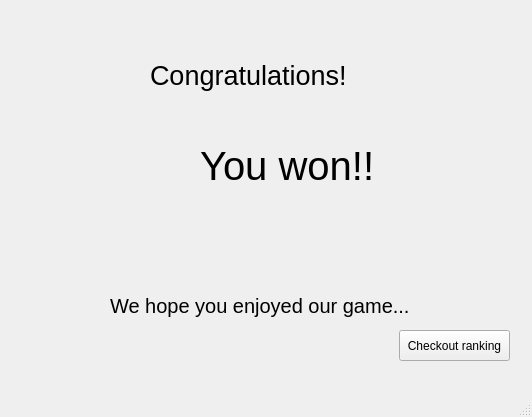
Above: client/winning_screen.ui from Merok23/TPG-Taller-Left4dead-Grupo1 before the change. Below: the same form after it.
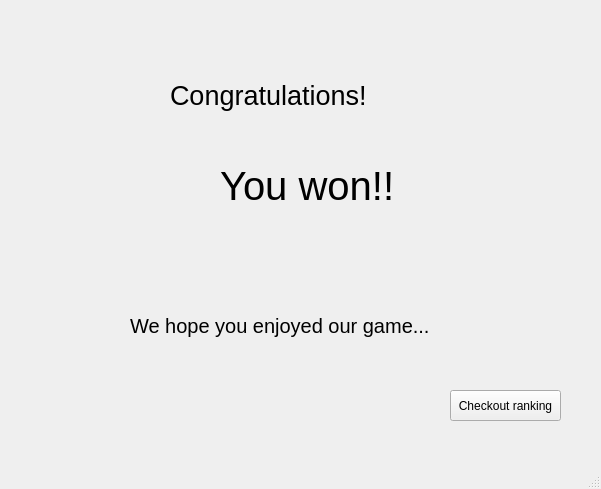
That is the form after the change. Icons and pictures are not drawn.

Patch:
```diff
--- a/client/winning_screen.ui
+++ b/client/winning_screen.ui
@@ -6,8 +6,8 @@
    <rect>
     <x>0</x>
     <y>0</y>
-    <width>532</width>
-    <height>417</height>
+    <width>601</width>
+    <height>489</height>
    </rect>
   </property>
   <property name="windowTitle">
@@ -17,8 +17,8 @@
    <widget class="QLabel" name="label">
     <property name="geometry">
      <rect>
-      <x>150</x>
-      <y>50</y>
+      <x>170</x>
+      <y>70</y>
       <width>251</width>
       <height>51</height>
      </rect>
@@ -35,8 +35,8 @@
    <widget class="QLabel" name="label_2">
     <property name="geometry">
      <rect>
-      <x>200</x>
-      <y>140</y>
+      <x>220</x>
+      <y>160</y>
       <width>251</width>
       <height>51</height>
      </rect>
@@ -53,8 +53,8 @@
    <widget class="QLabel" name="label_3">
     <property name="geometry">
      <rect>
-      <x>110</x>
-      <y>280</y>
+      <x>130</x>
+      <y>300</y>
       <width>351</width>
       <height>51</height>
      </rect>
@@ -71,8 +71,8 @@
    <widget class="QLabel" name="label_4">
     <property name="geometry">
      <rect>
-      <x>80</x>
-      <y>110</y>
+      <x>100</x>
+      <y>130</y>
       <width>171</width>
       <height>161</height>
      </rect>
@@ -95,8 +95,8 @@
    <widget class="QPushButton" name="ranking">
     <property name="geometry">
      <rect>
-      <x>399</x>
-      <y>330</y>
+      <x>450</x>
+      <y>390</y>
       <width>111</width>
       <height>31</height>
      </rect>
```
Left out of the diff: 2 changed lines with no effect on the pictures.
